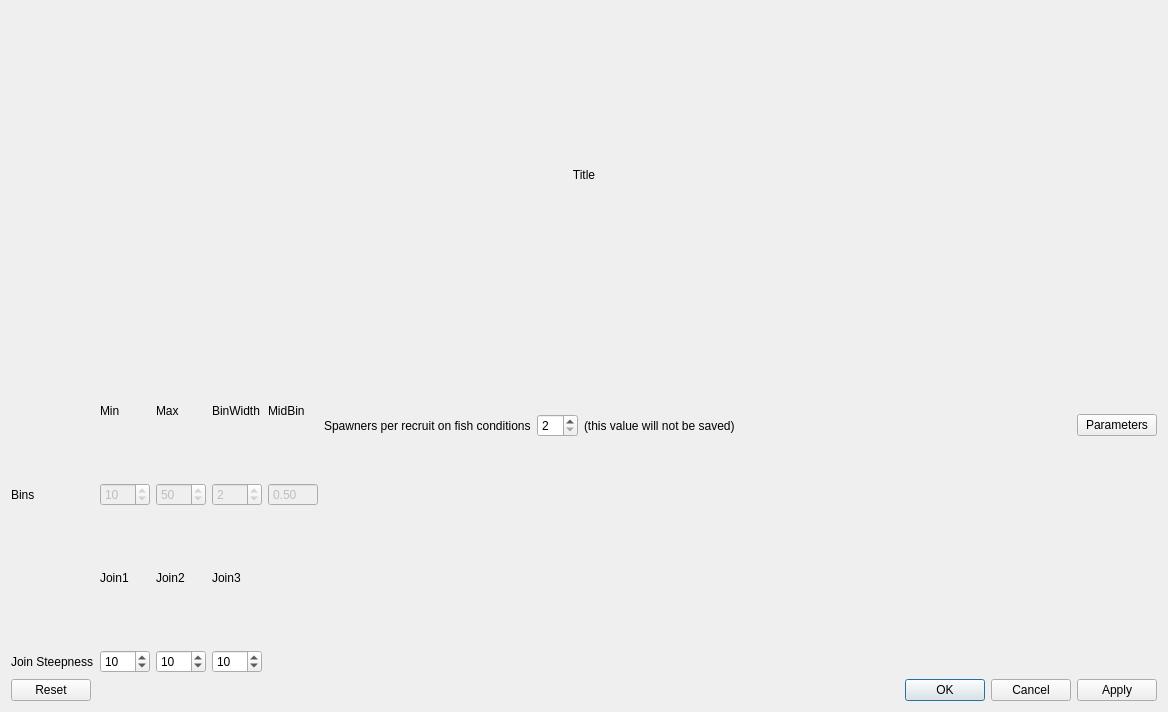
This is src/dialogequationview.ui in nmfs-ost/ss3-ssi as Qt 5 draws it before an edit. The edited form follows.
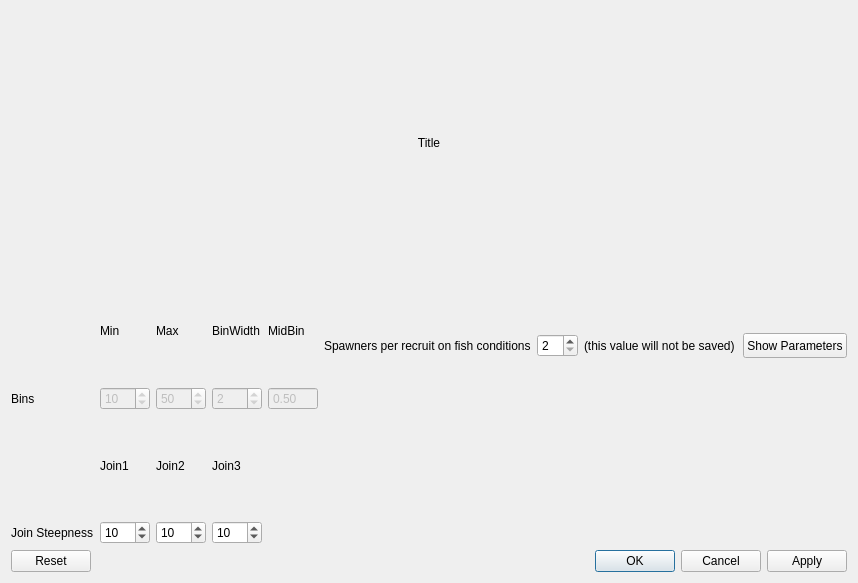
This is the edited form.

```diff
--- a/src/dialogequationview.ui
+++ b/src/dialogequationview.ui
@@ -6,8 +6,8 @@
    <rect>
     <x>0</x>
     <y>0</y>
-    <width>1168</width>
-    <height>712</height>
+    <width>858</width>
+    <height>583</height>
    </rect>
   </property>
   <property name="windowTitle">
@@ -18,6 +18,12 @@
     <layout class="QHBoxLayout" name="horizontalLayout_title">
      <item>
       <widget class="QLabel" name="label_title">
+       <property name="sizePolicy">
+        <sizepolicy hsizetype="Preferred" vsizetype="Preferred">
+         <horstretch>0</horstretch>
+         <verstretch>0</verstretch>
+        </sizepolicy>
+       </property>
        <property name="text">
         <string>Title</string>
        </property>
@@ -205,8 +211,14 @@
      </item>
      <item row="0" column="9" rowspan="2">
       <widget class="QPushButton" name="pushButton_showParameters">
+       <property name="maximumSize">
+        <size>
+         <width>16777215</width>
+         <height>25</height>
+        </size>
+       </property>
        <property name="text">
-        <string>Parameters</string>
+        <string>Show Parameters</string>
        </property>
        <property name="checkable">
         <bool>true</bool>
```
